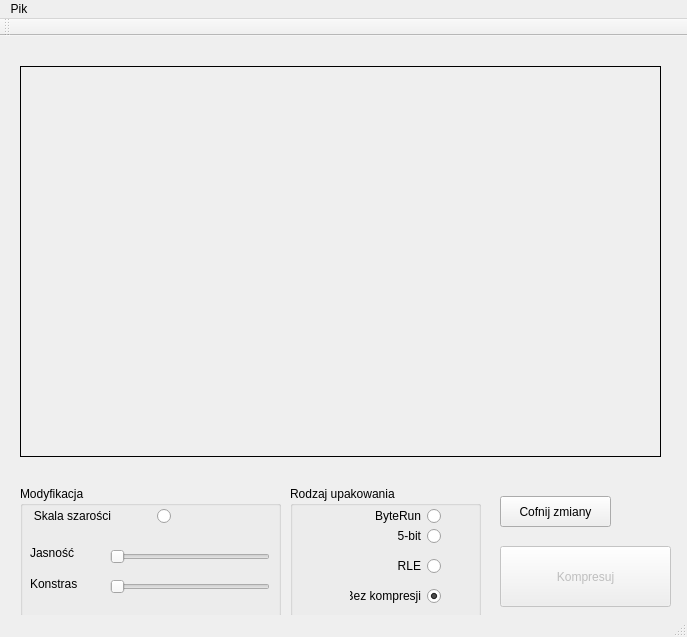
Above: mainwindow.ui from niklaus64/Projekt-Grafika before the change. Below: the same form after it.
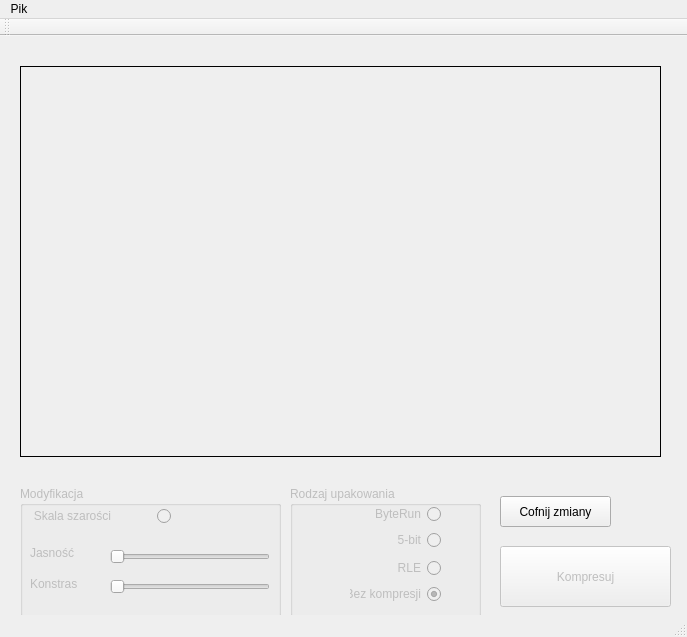
That is the form after the change.

Commit message: poprawka do przycisku Szarosci

Patch:
```diff
--- a/mainwindow.ui
+++ b/mainwindow.ui
@@ -15,6 +15,9 @@
   </property>
   <widget class="QWidget" name="centralWidget">
    <widget class="QGroupBox" name="groupBox">
+    <property name="enabled">
+     <bool>false</bool>
+    </property>
     <property name="geometry">
      <rect>
       <x>20</x>
@@ -96,6 +99,9 @@
     </widget>
    </widget>
    <widget class="QGroupBox" name="groupBox_2">
+    <property name="enabled">
+     <bool>false</bool>
+    </property>
     <property name="geometry">
      <rect>
       <x>290</x>
@@ -113,7 +119,7 @@
        <x>70</x>
        <y>20</y>
        <width>81</width>
-       <height>20</height>
+       <height>16</height>
       </rect>
      </property>
      <property name="layoutDirection">
@@ -127,9 +133,9 @@
      <property name="geometry">
       <rect>
        <x>70</x>
-       <y>40</y>
+       <y>46</y>
        <width>81</width>
-       <height>20</height>
+       <height>16</height>
       </rect>
      </property>
      <property name="layoutDirection">
@@ -143,9 +149,9 @@
      <property name="geometry">
       <rect>
        <x>70</x>
-       <y>70</y>
+       <y>74</y>
        <width>81</width>
-       <height>20</height>
+       <height>16</height>
       </rect>
      </property>
      <property name="layoutDirection">
@@ -161,7 +167,7 @@
        <x>60</x>
        <y>100</y>
        <width>91</width>
-       <height>20</height>
+       <height>16</height>
       </rect>
      </property>
      <property name="layoutDirection">
```
The commit also changes 1 other file.
